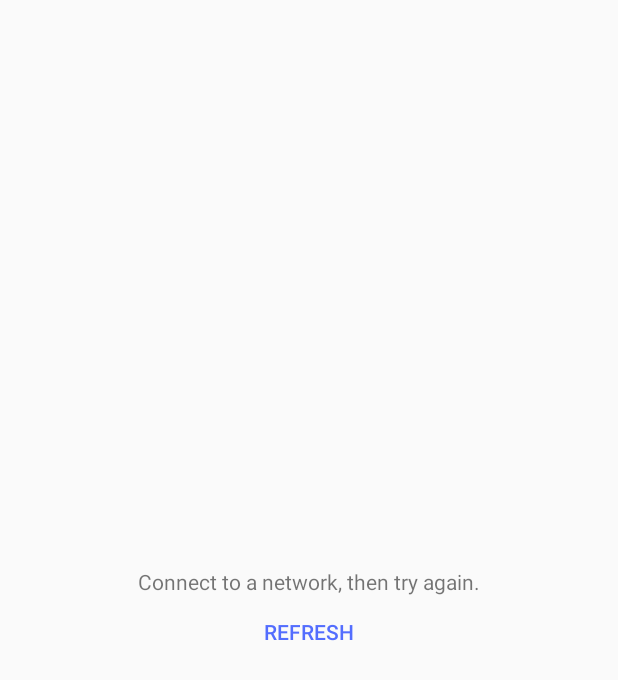
After one commit to bdumeljic/linku, an Android app: the layout no_internet.xml on its own in the app's theme, with its tools: preview values and no code run, on a phone screen of 412 x 824 dp. The commit adds this screen. Shown: the top 680 px of the screen. Run offline under Robolectric (Android 15) with nearby library versions, the phone set to English and light mode, and no system bars.

Commit message:
No internet and Location distance
Show a message if there is no internet. Show distance to event in
events list.

```diff
--- /dev/null
+++ b/app/src/main/res/layout/no_internet.xml
@@ -0,0 +1,21 @@
+<?xml version="1.0" encoding="utf-8"?>
+<LinearLayout xmlns:android="http://schemas.android.com/apk/res/android"
+    android:orientation="vertical" android:layout_width="match_parent"
+    android:layout_height="match_parent"
+    android:gravity="center">
+
+    <TextView
+        android:layout_width="wrap_content"
+        android:layout_height="wrap_content"
+        android:text="Connect to a network, then try again."/>
+
+    <Button
+        android:id="@+id/refresh_button"
+        android:layout_width="wrap_content"
+        android:layout_height="wrap_content"
+        android:text="@string/refresh"
+        style="?android:attr/borderlessButtonStyle"
+        android:textColor="@color/accent"
+        android:textAppearance="@style/Base.TextAppearance.AppCompat.Button" />
+
+</LinearLayout>
--- a/app/src/main/res/values/strings.xml
+++ b/app/src/main/res/values/strings.xml
@@ -41,5 +41,6 @@
     <string name="slogan">Because moments are around you</string>
     <string name="sign_up">Sign Up</string>
     <string name="action_logout">Log Out</string>
+    <string name="refresh">Refresh</string>
 
 </resources>
```
Also changed, not shown: app/src/main/java/com/bdlabs_linku/linku/EventsActivity.java (+43 -6 lines), app/src/main/java/com/bdlabs_linku/linku/EventsFragment.java (+31 -80 lines), app/src/main/res/layout/activity_events.xml (+11 -6 lines).
